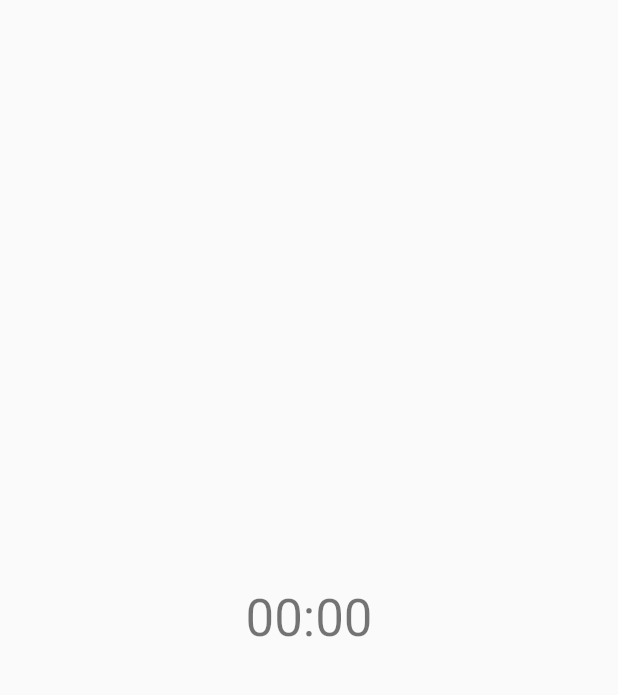
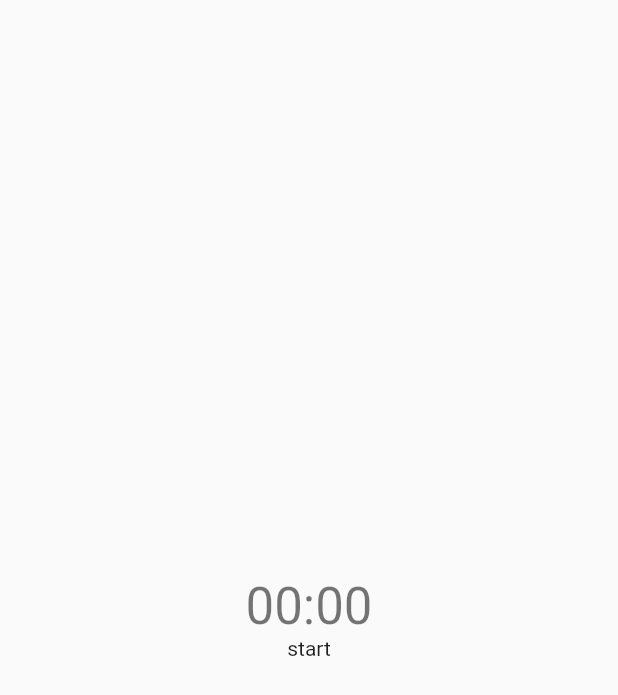
Before and after one commit to reiya0104/flutter_pomodoro, a Flutter app: the screen it shows after launch, on a phone screen of 412 x 824 dp. Shown: the top 695 px of the screen. Run offline on Flutter 3.47's test engine with Material 2 defaults, Android fonts, the phone set to English and light mode, and no system bars.

Commit message:
feat: start button ウィジェットをメインに反映

```diff
--- a/lib/main.dart
+++ b/lib/main.dart
@@ -1,5 +1,6 @@
 import 'package:flutter/material.dart';
 import 'package:flutter_pomodoro/widgets/clock.dart';
+import 'package:flutter_pomodoro/widgets/start_button.dart';
 
 void main() {
   runApp(const FlutterPomodoroApp());
@@ -37,6 +38,7 @@
           mainAxisAlignment: MainAxisAlignment.center,
           children: const <Widget>[
             Clock(),
+            StartButton(),
           ],
         ),
       ),
```
Also changed, not shown: 1 other file.
